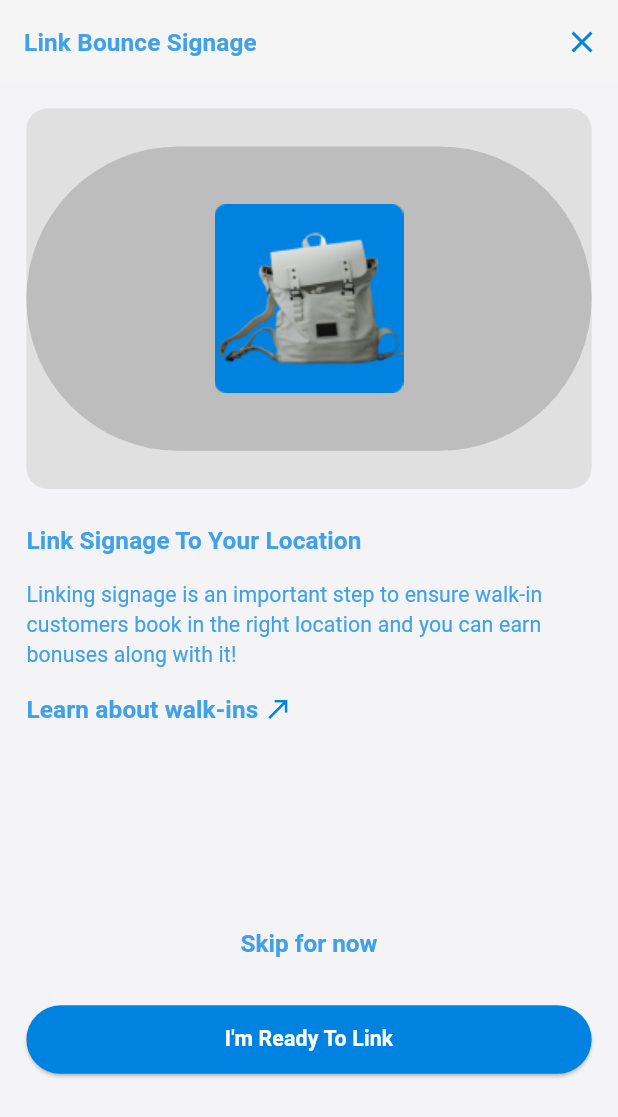
After one commit to sohanthink/cenith-merchant, a Flutter app: the LinkBounceSignage screen opened directly, on a phone screen of 412 x 824 dp. The commit adds this screen. Shown: the top 1117 px of the screen. Run offline on Flutter 3.47's test engine with Material 3 defaults, Android fonts, the light colour scheme and no system bars; our stand-ins replace fl_chart, flutter_screenutil, flutter_svg, get, intl_phone_field, table_calendar; missing offline and left inert: mobile_scanner; project files that could hold a hidden picture were left out.

Commit message:
signage node screen =>link cenith signage screen UI done

```diff
--- a/lib/core/routes/app_routes.dart
+++ b/lib/core/routes/app_routes.dart
@@ -8,6 +8,7 @@ import 'package:cenith_marchent/features/main_bottom_nav/view/main_bottom_nav_vi
 import 'package:cenith_marchent/features/more/view/edit_profile_view.dart';
 import 'package:cenith_marchent/features/more/view/profile_view.dart';
 import 'package:cenith_marchent/features/store/view/benefits_of_linking_signage_view.dart';
+import 'package:cenith_marchent/features/store/view/link_bounce_signage.dart';
 import 'package:flutter/material.dart';
 
 class AppRoutes {
@@ -34,6 +35,8 @@ class AppRoutes {
       screenWidget = EditProfileView();
     } else if (settings.name == BenefitsOfLinkingSignageView.name) {
       screenWidget = BenefitsOfLinkingSignageView();
+    } else if (settings.name == LinkBounceSignage.name) {
+      screenWidget = LinkBounceSignage();
     }
     return MaterialPageRoute(builder: (context) => screenWidget);
   }
--- /dev/null
+++ b/lib/features/store/view/link_bounce_signage.dart
@@ -0,0 +1,139 @@
+import 'package:cenith_marchent/core/constants/app_colors.dart';
+import 'package:cenith_marchent/core/constants/asstes_path/icons_path.dart';
+import 'package:cenith_marchent/core/constants/asstes_path/image_paths.dart';
+import 'package:cenith_marchent/core/theme/text_theme.dart';
+import 'package:cenith_marchent/features/home/view/home_view.dart';
+import 'package:cenith_marchent/features/store/view/signage_view.dart';
+import 'package:flutter/material.dart';
+import 'package:flutter_screenutil/flutter_screenutil.dart';
+import 'package:flutter_svg/flutter_svg.dart';
+
+class LinkBounceSignage extends StatefulWidget {
+  const LinkBounceSignage({super.key});
+
+  static final String name = 'link-bounce-signage-screen';
+
+  @override
+  State<LinkBounceSignage> createState() => _LinkBounceSignageState();
+}
+
+class _LinkBounceSignageState extends State<LinkBounceSignage> {
+  @override
+  Widget build(BuildContext context) {
+    return Scaffold(
+      appBar: AppBar(
+        title: Text(
+          'Link Bounce Signage',
+          style: fontSize16(
+            context,
+          )?.copyWith(fontWeight: FontWeight.bold, letterSpacing: 0.1.sp),
+        ),
+        actions: [
+          IconButton(
+            onPressed: _onTapPop,
+            icon: Icon(Icons.close, color: AppColors.themColor),
+          ),
+        ],
+        automaticallyImplyLeading: false,
+      ),
+      body: SingleChildScrollView(
+        child: Padding(
+          padding: EdgeInsets.symmetric(horizontal: 16.w),
+          child: Column(
+            crossAxisAlignment: CrossAxisAlignment.start,
+            children: [
+              SizedBox(height: 16.h),
+              _buildImageBox(),
+              SizedBox(height: 24.h),
+              Text(
+                'Link Signage To Your Location',
+                style: fontSize16(
+                  context,
+                )?.copyWith(fontWeight: FontWeight.bold, letterSpacing: 0.1.sp),
+              ),
+              SizedBox(height: 16.h),
+              Text(
+                'Linking signage is an important step to ensure walk-in customers book in the right location and you can earn bonuses along with it!',
+                style: fontSize14(context),
+              ),
+              SizedBox(height: 16.h),
+              _buildLearnAboutWalkInsButton(context),
+              SizedBox(height: 120.h),
+              Column(
+                mainAxisAlignment: MainAxisAlignment.center,
+                children: [
+                  TextButton(
+                    onPressed: () {},
+                    child: Text(
+                      'Skip for now',
+                      style: fontSize16(
+                        context,
+                      )?.copyWith(fontWeight: FontWeight.bold),
+                    ),
+                  ),
+
+                  SizedBox(height: 16.h),
+                  ElevatedButton(
+                    onPressed: () {},
+                    child: Text('I\'m Ready To Link'),
+                  ),
+                ],
+              ),
+            ],
+          ),
+        ),
+      ),
+    );
+  }
+
+  Widget _buildLearnAboutWalkInsButton(BuildContext context) {
+    return InkWell(
+      onTap: () {},
+      child: Row(
+        children: [
+          Text(
+            'Learn about walk-ins',
+            style: fontSize16(
+              context,
+            )?.copyWith(fontWeight: FontWeight.bold, letterSpacing: 0.1.sp),
+          ),
+          SizedBox(width: 3.w),
+          Icon(Icons.north_east_sharp, color: AppColors.themColor, size: 20.sp),
+        ],
+      ),
+    );
+  }
+
+  Widget _buildImageBox() {
+    return Stack(
+      alignment: Alignment.center,
+      children: [
+        Container(
+          width: double.infinity,
+          height: 250.h,
+          decoration: BoxDecoration(
+            color: Colors.grey.shade300,
+            borderRadius: BorderRadius.circular(14.r),
+          ),
+        ),
+        Container(
+          width: double.infinity,
+          height: 200.h,
+          decoration: BoxDecoration(
+            color: Colors.grey.shade400,
+            borderRadius: BorderRadius.circular(100.r),
+          ),
+          child: Image.asset(ImagePaths.bagImagePng),
+        ),
+      ],
+    );
+  }
+
+  void _onTapPop() {
+    if (Navigator.canPop(context)) {
+      Navigator.pop(context);
+    } else {
+      Navigator.pushReplacementNamed(context, SignageView.name);
+    }
+  }
+}
--- a/lib/features/store/view/signage_view.dart
+++ b/lib/features/store/view/signage_view.dart
@@ -2,6 +2,7 @@ import 'package:cenith_marchent/core/constants/app_colors.dart';
 import 'package:cenith_marchent/core/constants/asstes_path/image_paths.dart';
 import 'package:cenith_marchent/core/theme/text_theme.dart';
 import 'package:cenith_marchent/features/store/view/benefits_of_linking_signage_view.dart';
+import 'package:cenith_marchent/features/store/view/link_bounce_signage.dart';
 import 'package:flutter/gestures.dart';
 import 'package:flutter/material.dart';
 import 'package:flutter_screenutil/flutter_screenutil.dart';
@@ -126,8 +127,9 @@ class _SignageViewState extends State<SignageView> {
                 ),
                 SizedBox(height: 16.h),
                 ElevatedButton(
-                  onPressed: () {},
-                  child: Text('Link Cenith signage'),
+                  onPressed: () =>
+                      Navigator.pushNamed(context, LinkBounceSignage.name),
+                  child: Text('Link Cenith Signage'),
                 ),
                 space(16),
                 _buildButton(onTap: () {}, buttonName: 'Print A Signage'),
```
